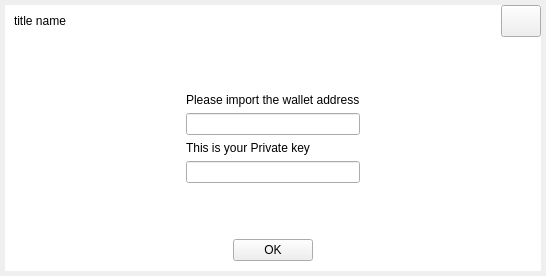
First picture: the form in src/qt/forms/privkeymgr.ui, repository MassGrid/MassGrid, before the edit.
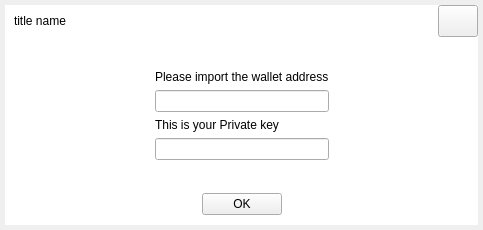
Second picture: the form after the edit.

```diff
--- a/src/qt/forms/privkeymgr.ui
+++ b/src/qt/forms/privkeymgr.ui
@@ -6,8 +6,8 @@
    <rect>
     <x>0</x>
     <y>0</y>
-    <width>546</width>
-    <height>276</height>
+    <width>483</width>
+    <height>230</height>
    </rect>
   </property>
   <property name="windowTitle">
```
